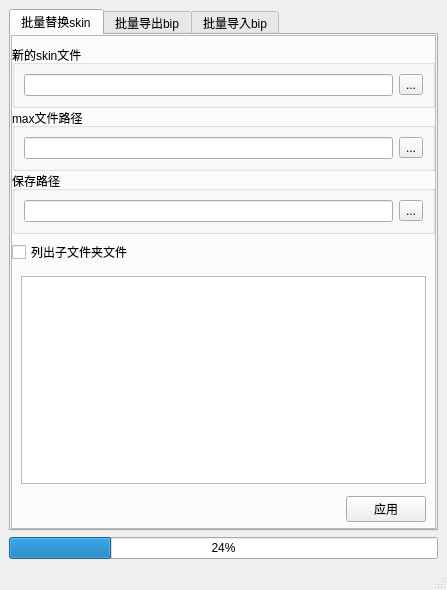
This is temp/bath_tool/bath_tool.ui in xyg1973/PoseLibrary as Qt 5 draws it before an edit. The edited form follows.
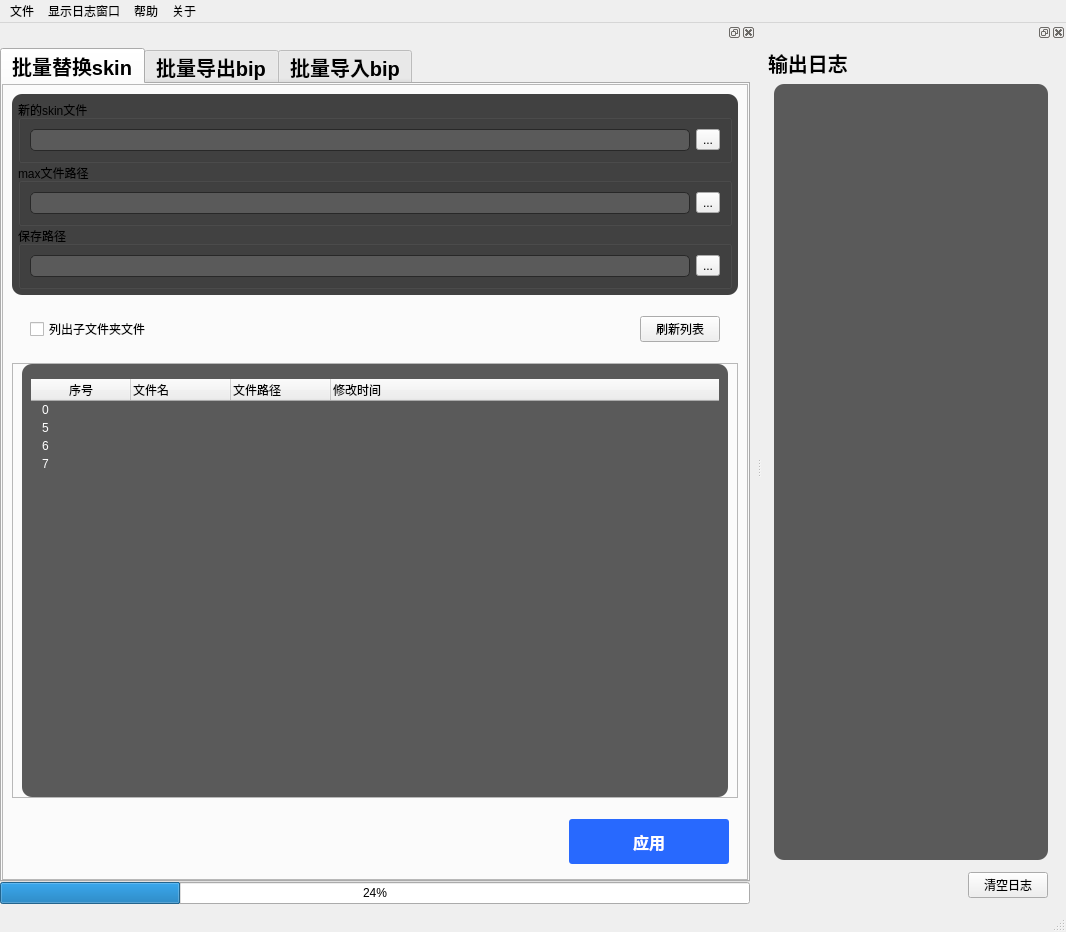
This is the edited form. Icons and pictures are not drawn.

```diff
--- a/temp/bath_tool/bath_tool.ui
+++ b/temp/bath_tool/bath_tool.ui
@@ -6,17 +6,120 @@
    <rect>
     <x>0</x>
     <y>0</y>
-    <width>447</width>
-    <height>590</height>
+    <width>1066</width>
+    <height>932</height>
    </rect>
   </property>
   <property name="windowTitle">
    <string>SN_Anim_Batch_Tool</string>
   </property>
+  <property name="styleSheet">
+   <string notr="true">QMainWindow#MainWindow
+{
+background-color:rgb(200, 200, 200);
+}    
+</string>
+  </property>
   <widget class="QWidget" name="centralwidget">
+   <layout class="QHBoxLayout" name="horizontalLayout_2">
+    <property name="spacing">
+     <number>0</number>
+    </property>
+    <property name="leftMargin">
+     <number>0</number>
+    </property>
+    <property name="topMargin">
+     <number>0</number>
+    </property>
+    <property name="rightMargin">
+     <number>0</number>
+    </property>
+    <property name="bottomMargin">
+     <number>0</number>
+    </property>
+    <item>
+     <widget class="QDockWidget" name="dockWidget">
+      <property name="styleSheet">
+       <string notr="true">QScrollBar:vertical {
+border: 0px ;
+background-color:rgb(60, 60, 60);
+width:6px;
+}
+QScrollBar::handle:vertical{
+background:rgb(225,225, 225);
+min-height: 0px;
+}
+QScrollBar::add-line:vertical {
+background: rgb(255, 0, 0);
+       height: 0px;
+     subcontrol-position: bottom;
+        subcontrol-origin: margin;
+    }
+#QScrollBar::sub-line:vertical {
+ background: rgb(0, 255, 17);
+    height: 0 px;
+     subcontrol-position: top;
+  subcontrol-origin: margin;
+    }
+
+QScrollBar:horizontal {
+border: 0px ;
+background-color:rgb(60, 60, 60);
+
+height:6px;
+}
+
+QScrollBar::handle:horizontal{
+background:rgb(225,225, 225);
+min-width:0px;
+}
+QScrollBar::add-line:horizontal {
+background: rgb(255, 0, 0);
+       width: 0px;
+     subcontrol-position: bottom;
+        subcontrol-origin: margin;
+    }
+#QScrollBar::sub-line:horizontal{
+ background: rgb(0, 255, 17);
+    width:0px;
+     subcontrol-position: top;
+  subcontrol-origin: margin;
+    }</string>
+      </property>
+      <property name="features">
+       <set>QDockWidget::AllDockWidgetFeatures</set>
+      </property>
+      <property name="allowedAreas">
+       <set>Qt::LeftDockWidgetArea|Qt::RightDockWidgetArea</set>
+      </property>
+      <widget class="QWidget" name="dockWidgetContents">
    <layout class="QVBoxLayout" name="verticalLayout">
+        <property name="spacing">
+         <number>0</number>
+        </property>
+        <property name="leftMargin">
+         <number>0</number>
+        </property>
+        <property name="topMargin">
+         <number>6</number>
+        </property>
+        <property name="rightMargin">
+         <number>6</number>
+        </property>
+        <property name="bottomMargin">
+         <number>6</number>
+        </property>
+        <item>
+         <layout class="QVBoxLayout" name="verticalLayout_9">
     <item>
      <widget class="QTabWidget" name="tabWidget">
+            <property name="font">
+             <font>
+              <pointsize>15</pointsize>
+              <weight>75</weight>
+              <bold>true</bold>
+             </font>
+            </property>
       <property name="currentIndex">
        <number>0</number>
       </property>
@@ -50,19 +153,50 @@
           </property>
           <layout class="QVBoxLayout" name="verticalLayout_7">
            <property name="spacing">
-            <number>0</number>
+                  <number>6</number>
            </property>
            <property name="leftMargin">
-            <number>0</number>
+                  <number>9</number>
            </property>
            <property name="topMargin">
             <number>9</number>
            </property>
            <property name="rightMargin">
-            <number>0</number>
+                  <number>9</number>
            </property>
            <property name="bottomMargin">
             <number>0</number>
+                 </property>
+                 <item>
+                  <widget class="QFrame" name="frame_4">
+                   <property name="styleSheet">
+                    <string notr="true">QFrame#frame_4{
+	background-color:rgb(65, 65, 65);
+	border-radius:10px;
+}
+</string>
+                   </property>
+                   <property name="frameShape">
+                    <enum>QFrame::StyledPanel</enum>
+                   </property>
+                   <property name="frameShadow">
+                    <enum>QFrame::Raised</enum>
+                   </property>
+                   <layout class="QVBoxLayout" name="verticalLayout_13">
+                    <property name="spacing">
+                     <number>0</number>
+                    </property>
+                    <property name="leftMargin">
+                     <number>6</number>
+                    </property>
+                    <property name="topMargin">
+                     <number>6</number>
+                    </property>
+                    <property name="rightMargin">
+                     <number>6</number>
+                    </property>
+                    <property name="bottomMargin">
+                     <number>6</number>
            </property>
            <item>
             <widget class="QGroupBox" name="groupBox_6">
@@ -70,8 +204,25 @@
               <string>新的skin文件</string>
              </property>
              <layout class="QHBoxLayout" name="horizontalLayout_12">
+                       <property name="leftMargin">
+                        <number>9</number>
+                       </property>
+                       <property name="rightMargin">
+                        <number>9</number>
+                       </property>
               <item>
-               <widget class="QLineEdit" name="lineEdit_6"/>
+                        <widget class="QLineEdit" name="LEdit_newSkin">
+                         <property name="styleSheet">
+                          <string notr="true">QLineEdit{
+background-color:rgb(90, 90, 90);
+color:rgb(255, 255, 255);
+border-radius: 5px; 
+border: 1px solid rgb(40, 40, 40);
+padding: 2px;
+}
+</string>
+                         </property>
+                        </widget>
               </item>
               <item>
                <widget class="QToolButton" name="toolButton_6">
@@ -85,10 +236,25 @@
            </item>
            <item>
             <widget class="QGroupBox" name="groupBox_7">
+                      <property name="styleSheet">
+                       <string notr="true">QLineEdit{
+background-color:rgb(90, 90, 90);
+color:rgb(255, 255, 255);
+border-radius: 5px; 
+border: 1px solid rgb(40, 40, 40);
+padding: 2px;
+}</string>
+                      </property>
              <property name="title">
               <string>max文件路径</string>
              </property>
              <layout class="QHBoxLayout" name="horizontalLayout_13">
+                       <property name="leftMargin">
+                        <number>9</number>
+                       </property>
+                       <property name="rightMargin">
+                        <number>9</number>
+                       </property>
               <item>
                <widget class="QLineEdit" name="lineEdit_7"/>
               </item>
@@ -108,8 +274,24 @@
               <string>保存路径</string>
              </property>
              <layout class="QHBoxLayout" name="horizontalLayout_14">
+                       <property name="leftMargin">
+                        <number>9</number>
+                       </property>
+                       <property name="rightMargin">
+                        <number>9</number>
+                       </property>
               <item>
-               <widget class="QLineEdit" name="lineEdit_8"/>
+                        <widget class="QLineEdit" name="LEdit_svae_path">
+                         <property name="styleSheet">
+                          <string notr="true">QLineEdit{
+background-color:rgb(90, 90, 90);
+color:rgb(255, 255, 255);
+border-radius: 5px; 
+border: 1px solid rgb(40, 40, 40);
+padding: 2px;
+}</string>
+                         </property>
+                        </widget>
               </item>
               <item>
                <widget class="QToolButton" name="toolButton_8">
@@ -121,11 +303,42 @@
              </layout>
             </widget>
            </item>
+                   </layout>
+                  </widget>
+                 </item>
+                 <item>
+                  <widget class="QFrame" name="frame_6">
+                   <property name="styleSheet">
+                    <string notr="true">QFrame#frame_6{
+	background-color:transparent;
+	border-radius:10px;
+}
+</string>
+                   </property>
+                   <property name="frameShape">
+                    <enum>QFrame::StyledPanel</enum>
+                   </property>
+                   <property name="frameShadow">
+                    <enum>QFrame::Raised</enum>
+                   </property>
+                   <layout class="QVBoxLayout" name="verticalLayout_15">
+                    <property name="leftMargin">
+                     <number>0</number>
+                    </property>
+                    <property name="rightMargin">
+                     <number>0</number>
+                    </property>
            <item>
             <layout class="QHBoxLayout" name="horizontalLayout_16">
+                      <property name="leftMargin">
+                       <number>18</number>
+                      </property>
              <property name="topMargin">
               <number>6</number>
              </property>
+                      <property name="rightMargin">
+                       <number>18</number>
+                      </property>
              <property name="bottomMargin">
               <number>6</number>
              </property>
@@ -149,30 +362,199 @@
                </property>
               </spacer>
              </item>
-            </layout>
-           </item>
+                      <item>
+                       <widget class="QPushButton" name="BtnA_RefreshList">
+                        <property name="text">
+                         <string>刷新列表</string>
+                        </property>
+                       </widget>
+                      </item>
+                     </layout>
+                    </item>
+                   </layout>
+                  </widget>
+                 </item>
+                 <item>
+                  <widget class="QFrame" name="frame_8">
+                   <property name="frameShape">
+                    <enum>QFrame::StyledPanel</enum>
+                   </property>
+                   <property name="frameShadow">
+                    <enum>QFrame::Raised</enum>
+                   </property>
+                   <layout class="QVBoxLayout" name="verticalLayout_17">
+                    <property name="spacing">
+                     <number>0</number>
+                    </property>
+                    <property name="leftMargin">
+                     <number>9</number>
+                    </property>
+                    <property name="topMargin">
+                     <number>0</number>
+                    </property>
+                    <property name="rightMargin">
+                     <number>9</number>
+                    </property>
+                    <property name="bottomMargin">
+                     <number>0</number>
+                    </property>
+                    <item>
+                     <widget class="QFrame" name="frame_5">
+                      <property name="styleSheet">
+                       <string notr="true">QFrame#frame_5{
+	background-color:rgb(90, 90, 90);
+	border-radius:10px;
+}
+</string>
+                      </property>
+                      <property name="frameShape">
+                       <enum>QFrame::StyledPanel</enum>
+                      </property>
+                      <property name="frameShadow">
+                       <enum>QFrame::Raised</enum>
+                      </property>
+                      <layout class="QVBoxLayout" name="verticalLayout_14">
            <item>
             <layout class="QHBoxLayout" name="horizontalLayout_10">
              <property name="spacing">
               <number>0</number>
              </property>
              <property name="leftMargin">
-              <number>9</number>
+                          <number>0</number>
              </property>
              <property name="topMargin">
               <number>6</number>
              </property>
              <property name="rightMargin">
-              <number>9</number>
+                          <number>0</number>
              </property>
              <property name="bottomMargin">
               <number>6</number>
              </property>
              <item>
-              <widget class="QListView" name="listView"/>
-             </item>
-            </layout>
-           </item>
+                          <widget class="QTreeWidget" name="treeWidgetA">
+                           <property name="styleSheet">
+                            <string notr="true">QTreeWidget
+{
+background-color: rgb(90, 90, 90);
+color:rgb(255, 255, 255);
+border: 0px solid rgb(17, 17, 17);
+border-radius: 6px;
+}    
+QTreeWidget::item {
+    background-color:transparent;
+	color: rgb(255, 255, 255);
+    border-width: 0px;
+    border-radius: 0px;
+    border-color: beige;
+    padding: 2px;
+	text-align:left;
+}
+QTreeWidget::item:hover {
+    background-color: rgb(52, 95, 251);
+}
+QTreeWidget::item:pressed {
+    background-color: rgb(10, 50, 205);
+    border-style: inset;
+}
+
+
+QTreeWidget::item:selected {
+    background-color:rgb(40, 105, 254);
+    border-style: inset;
+}
+
+QTreeView::branch {background: transparent;}
+QTreeView::branch:adjoins-item {border-image: url(branch-more.png) 0;}
+QTreeView::branch:!adjoins-item {border-image: url(vline.png) 0;}</string>
+                           </property>
+                           <property name="selectionMode">
+                            <enum>QAbstractItemView::ExtendedSelection</enum>
+                           </property>
+                           <property name="indentation">
+                            <number>6</number>
+                           </property>
+                           <property name="animated">
+                            <bool>false</bool>
+                           </property>
+                           <property name="allColumnsShowFocus">
+                            <bool>false</bool>
+                           </property>
+                           <property name="wordWrap">
+                            <bool>false</bool>
+                           </property>
+                           <property name="headerHidden">
+                            <bool>false</bool>
+                           </property>
+                           <column>
+                            <property name="text">
+                             <string>序号</string>
+                            </property>
+                            <property name="textAlignment">
+                             <set>AlignCenter</set>
+                            </property>
+                           </column>
+                           <column>
+                            <property name="text">
+                             <string>文件名</string>
+                            </property>
+                           </column>
+                           <column>
+                            <property name="text">
+                             <string>文件路径</string>
+                            </property>
+                           </column>
+                           <column>
+                            <property name="text">
+                             <string>修改时间</string>
+                            </property>
+                           </column>
+                           <item>
+                            <property name="text">
+                             <string>0</string>
+                            </property>
+                           </item>
+                           <item>
+                            <property name="text">
+                             <string>5</string>
+                            </property>
+                           </item>
+                           <item>
+                            <property name="text">
+                             <string>6</string>
+                            </property>
+                           </item>
+                           <item>
+                            <property name="text">
+                             <string>7</string>
+                            </property>
+                           </item>
+                          </widget>
+                         </item>
+                        </layout>
+                       </item>
+                      </layout>
+                     </widget>
+                    </item>
+                   </layout>
+                  </widget>
+                 </item>
+                 <item>
+                  <widget class="QFrame" name="frame_7">
+                   <property name="styleSheet">
+                    <string notr="true">QFrame#frame_7{
+	background-color:transparent;
+	border-radius:10px;
+}
+</string>
+                   </property>
+                   <property name="frameShape">
+                    <enum>QFrame::StyledPanel</enum>
+                   </property>
+                   <property name="frameShadow">
+                    <enum>QFrame::Raised</enum>
+                   </property>
+                   <layout class="QVBoxLayout" name="verticalLayout_16">
            <item>
             <layout class="QHBoxLayout" name="horizontalLayout_11">
              <property name="leftMargin">
@@ -182,7 +564,7 @@
               <number>6</number>
              </property>
              <property name="rightMargin">
-              <number>9</number>
+                       <number>0</number>
              </property>
              <property name="bottomMargin">
               <number>6</number>
@@ -201,13 +583,47 @@
               </spacer>
              </item>
              <item>
-              <widget class="QPushButton" name="pushButton_3">
+                       <widget class="QPushButton" name="BtnA_Apply">
+                        <property name="minimumSize">
+                         <size>
+                          <width>160</width>
+                          <height>45</height>
+                         </size>
+                        </property>
+                        <property name="font">
+                         <font>
+                          <pointsize>12</pointsize>
+                          <weight>75</weight>
+                          <bold>true</bold>
+                         </font>
+                        </property>
+                        <property name="styleSheet">
+                         <string notr="true">QPushButton {
+    background-color:rgb(40, 105, 254);
+	color: rgb(255, 255, 255);
+    border-radius: 3px;
+
+
+}
+QPushButton:hover {
+    background-color:rgb(14, 59, 229);
+}
+QPushButton:pressed {
+    background-color: rgb(1, 33, 154);
+    border-style: inset;
+}
+
+</string>
+                        </property>
                <property name="text">
                 <string>应用</string>
                </property>
               </widget>
              </item>
             </layout>
+                    </item>
+                   </layout>
+                  </widget>
            </item>
           </layout>
          </widget>
@@ -527,6 +943,180 @@
      </widget>
     </item>
    </layout>
+        </item>
+       </layout>
+      </widget>
+     </widget>
+    </item>
+   </layout>
+  </widget>
+  <widget class="QDockWidget" name="dockWidget_2">
+   <property name="floating">
+    <bool>false</bool>
+   </property>
+   <property name="features">
+    <set>QDockWidget::AllDockWidgetFeatures</set>
+   </property>
+   <property name="allowedAreas">
+    <set>Qt::AllDockWidgetAreas</set>
+   </property>
+   <attribute name="dockWidgetArea">
+    <number>2</number>
+   </attribute>
+   <widget class="QWidget" name="dockWidgetContents_2">
+    <layout class="QVBoxLayout" name="verticalLayout_11">
+     <property name="spacing">
+      <number>0</number>
+     </property>
+     <property name="leftMargin">
+      <number>6</number>
+     </property>
+     <property name="topMargin">
+      <number>6</number>
+     </property>
+     <property name="rightMargin">
+      <number>6</number>
+     </property>
+     <property name="bottomMargin">
+      <number>6</number>
+     </property>
+     <item>
+      <layout class="QVBoxLayout" name="verticalLayout_10">
+       <property name="spacing">
+        <number>6</number>
+       </property>
+       <item>
+        <widget class="QLabel" name="label">
+         <property name="font">
+          <font>
+           <pointsize>15</pointsize>
+           <weight>75</weight>
+           <italic>false</italic>
+           <bold>true</bold>
+          </font>
+         </property>
+         <property name="text">
+          <string>输出日志</string>
+         </property>
+        </widget>
+       </item>
+       <item>
+        <layout class="QVBoxLayout" name="verticalLayout_12">
+         <property name="leftMargin">
+          <number>6</number>
+         </property>
+         <property name="topMargin">
+          <number>0</number>
+         </property>
+         <property name="rightMargin">
+          <number>12</number>
+         </property>
+         <item>
+          <widget class="QFrame" name="frame_9">
+           <property name="styleSheet">
+            <string notr="true">QFrame#frame_9{
+	background-color:rgb(90, 90, 90);
+	border-radius:10px;
+}
+</string>
+           </property>
+           <property name="frameShape">
+            <enum>QFrame::StyledPanel</enum>
+           </property>
+           <property name="frameShadow">
+            <enum>QFrame::Raised</enum>
+           </property>
+           <layout class="QVBoxLayout" name="verticalLayout_18">
+            <item>
+             <widget class="QListWidget" name="listWidget_3">
+              <property name="styleSheet">
+               <string notr="true">QListWidget#listWidget_3{
+	background-color:transparent;
+	border-radius:10px;
+}
+</string>
+              </property>
+             </widget>
+            </item>
+           </layout>
+          </widget>
+         </item>
+        </layout>
+       </item>
+       <item>
+        <layout class="QHBoxLayout" name="horizontalLayout_15">
+         <property name="spacing">
+          <number>4</number>
+         </property>
+         <property name="topMargin">
+          <number>6</number>
+         </property>
+         <property name="rightMargin">
+          <number>12</number>
+         </property>
+         <property name="bottomMargin">
+          <number>6</number>
+         </property>
+         <item>
+          <spacer name="horizontalSpacer_5">
+           <property name="orientation">
+            <enum>Qt::Horizontal</enum>
+           </property>
+           <property name="sizeHint" stdset="0">
+            <size>
+             <width>0</width>
+             <height>0</height>
+            </size>
+           </property>
+          </spacer>
+         </item>
+         <item>
+          <widget class="QPushButton" name="pushButton_4">
+           <property name="text">
+            <string>清空日志</string>
+           </property>
+          </widget>
+         </item>
+        </layout>
+       </item>
+      </layout>
+     </item>
+    </layout>
+   </widget>
+  </widget>
+  <widget class="QMenuBar" name="menuBar">
+   <property name="geometry">
+    <rect>
+     <x>0</x>
+     <y>0</y>
+     <width>1066</width>
+     <height>18</height>
+    </rect>
+   </property>
+   <widget class="QMenu" name="menu">
+    <property name="title">
+     <string>文件</string>
+    </property>
+   </widget>
+   <widget class="QMenu" name="menu_2">
+    <property name="title">
+     <string>显示日志窗口</string>
+    </property>
+   </widget>
+   <widget class="QMenu" name="menu_3">
+    <property name="title">
+     <string>帮助</string>
+    </property>
+   </widget>
+   <widget class="QMenu" name="menu_4">
+    <property name="title">
+     <string>关于</string>
+    </property>
+   </widget>
+   <addaction name="menu"/>
+   <addaction name="menu_2"/>
+   <addaction name="menu_3"/>
+   <addaction name="menu_4"/>
   </widget>
   <widget class="QStatusBar" name="statusbar"/>
  </widget>
```
Left out of the diff: 26 changed lines with no effect on the pictures. Lines whose indentation alone changed are shown as unchanged.
